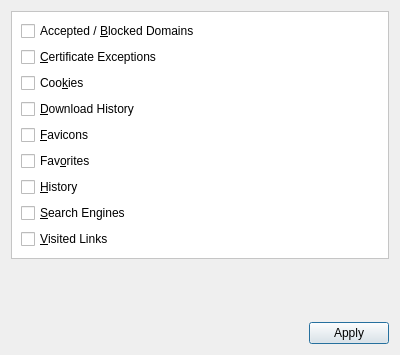
The window that UI/dooble_clear_items.ui (textbrowser/dooble) describes before a commit, drawn with Qt 5.
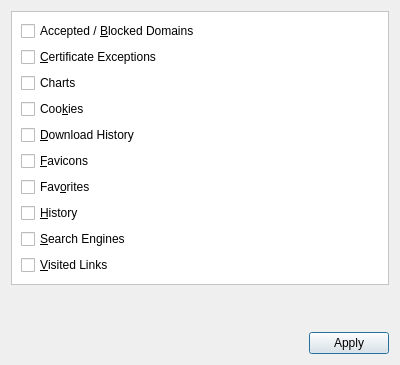
The same window after the commit. Icons and pictures are not drawn.

Commit message: Clear charts.

```diff
--- a/UI/dooble_clear_items.ui
+++ b/UI/dooble_clear_items.ui
@@ -7,7 +7,7 @@
     <x>0</x>
     <y>0</y>
     <width>400</width>
-    <height>355</height>
+    <height>365</height>
    </rect>
   </property>
   <property name="windowTitle">
@@ -44,6 +44,13 @@
         </property>
        </widget>
       </item>
+      <item>
+       <widget class="QCheckBox" name="charts">
+        <property name="text">
+         <string>Charts</string>
+        </property>
+       </widget>
+      </item>
       <item>
        <widget class="QCheckBox" name="cookies">
         <property name="text">
```
Left out of the diff: 1 changed line with no effect on the pictures. The commit also changes 4 other files.
